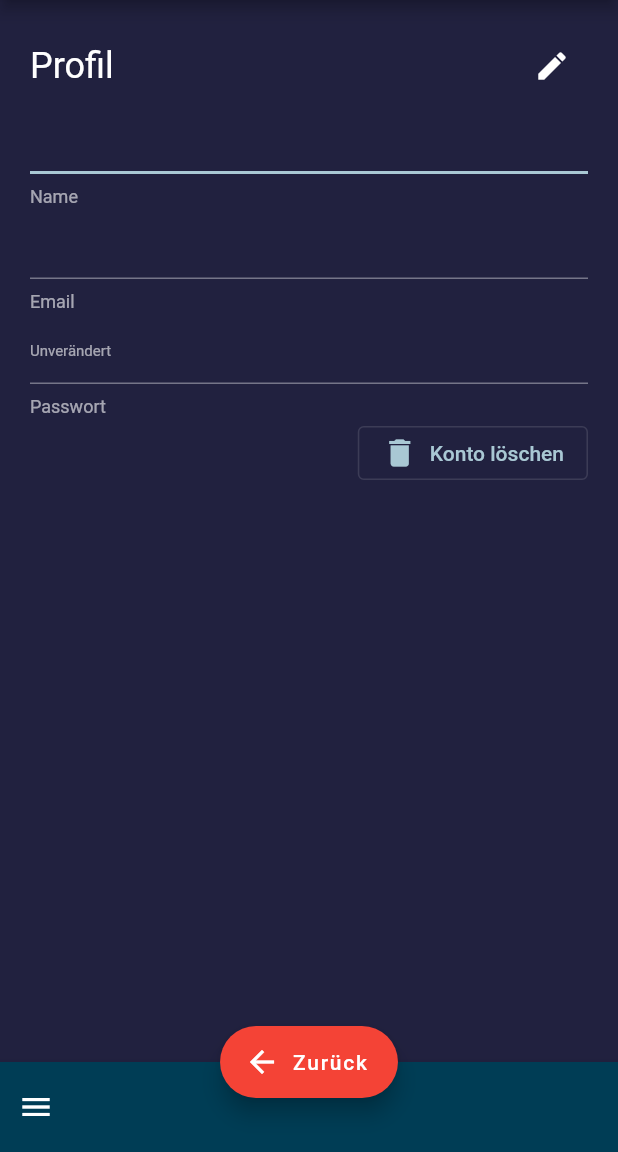
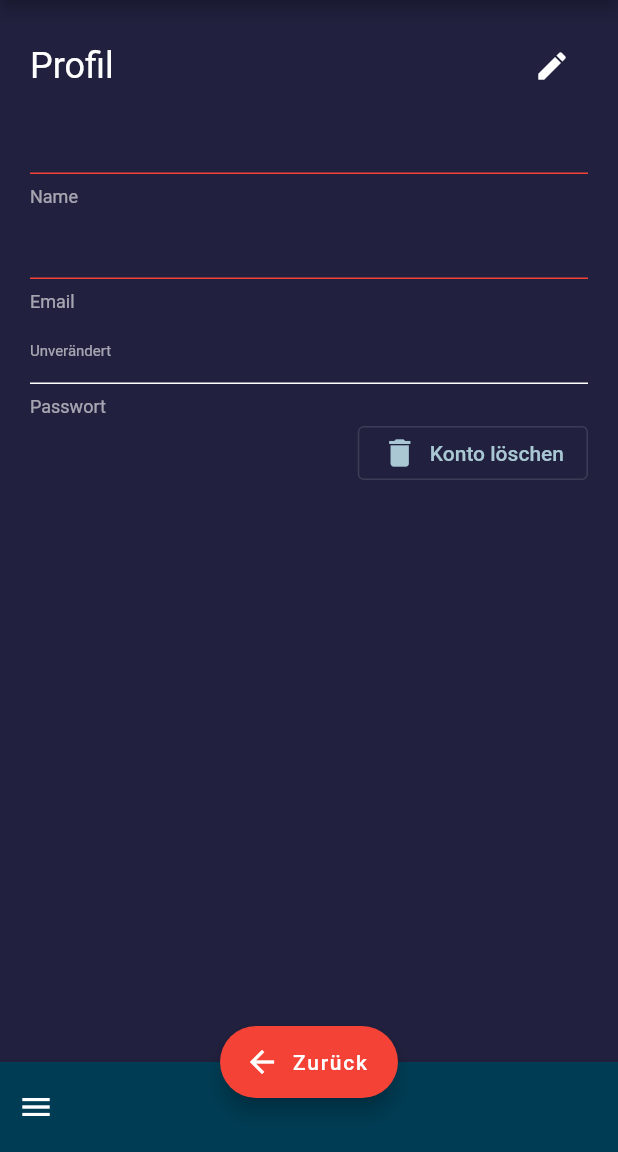
Before and after one commit to mafihw/dpsg_getraenke_app, a Flutter app: the UserProfileScreen screen opened directly with empty values, on a phone screen of 412 x 824 dp, the part 84-1236 px from its top. Run offline on Flutter 3.47's test engine with Material 2 defaults, Android fonts, the phone set to English and light mode, and no system bars; our stand-ins replace font_awesome_flutter, get_it; missing offline and left inert: jwt_decode; accounts and stored records are empty.

Commit message:
profile screen validation improvement

```diff
--- a/lib/screens/profile_screen.dart
+++ b/lib/screens/profile_screen.dart
@@ -58,6 +58,14 @@ class UserProfileScreenState extends State<UserProfileScreen> {
   final _passwordCheckController = TextEditingController();
   String oldPassword = '';
 
+  var validBorder = const UnderlineInputBorder(
+    borderSide: BorderSide(color: Colors.white, width: 1.0),
+  );
+
+  var invalidBorder = const UnderlineInputBorder(
+    borderSide: BorderSide(color: Colors.red, width: 1.0),
+  );
+
   bool _nameValid = true;
   bool _mailValid = true;
   bool _passwordValid = true;
@@ -93,10 +101,21 @@ class UserProfileScreenState extends State<UserProfileScreen> {
     _passwordCheckController.clear();
   }
 
+  bool validation() {
+    _nameValid = _nameController.text.isNotEmpty;
+    _mailValid = RegExp(
+            r"^[a-zA-Z0-9.a-zA-Z0-9.!#$%&'*+-/=?^_`{|}~]+@[a-zA-Z0-9]+\.[a-zA-Z]+")
+        .hasMatch(_mailController.text);
+    _passwordValid = _passwordController.text.length >= 8 ||
+        _passwordController.text.isEmpty;
+    _passwordCheckValid =
+        _passwordCheckController.text == _passwordController.text;
+    return _nameValid && _mailValid && _passwordValid && _passwordCheckValid;
+  }
+
   @override
   Widget build(BuildContext context) {
-    _allValid =
-        _nameValid && _mailValid && _passwordValid && _passwordCheckValid;
+    _allValid = validation();
     return Scaffold(
       appBar: CustomAppBar(appBarTitle: "Nutzerverwaltung"),
       drawer: const CustomDrawer(),
@@ -114,7 +133,7 @@ class UserProfileScreenState extends State<UserProfileScreen> {
                       }
                       try {
                         bool passwordCorrect = false;
-                        if (editsOwnAccount!) {
+                        if (editsOwnAccount! && oldPassword.isNotEmpty) {
                           passwordCorrect = await GetIt.I<Backend>()
                               .login(widget.currentUser.email, oldPassword);
                         }
@@ -168,59 +187,79 @@ class UserProfileScreenState extends State<UserProfileScreen> {
                   TextField(
                     autofocus: true,
                     controller: _nameController,
-                    decoration: const InputDecoration(helperText: 'Name'),
+                    decoration: InputDecoration(
+                      helperText: 'Name',
+                      focusedBorder: _nameValid ? validBorder : invalidBorder,
+                      enabledBorder: _nameValid ? validBorder : invalidBorder,
+                    ),
                     textInputAction: TextInputAction.next,
                     readOnly: !editMode,
                     onChanged: (value) {
-                      _nameValid = value.isNotEmpty;
+                      setState(() {
+                        validation();
+                      });
                     },
                   ),
                   TextField(
                     controller: _mailController,
                     keyboardType: TextInputType.emailAddress,
-                    decoration: const InputDecoration(helperText: 'Email'),
+                    decoration: InputDecoration(
+                      helperText: 'Email',
+                      focusedBorder: _mailValid ? validBorder : invalidBorder,
+                      enabledBorder: _mailValid ? validBorder : invalidBorder,
+                    ),
                     textInputAction: TextInputAction.next,
                     readOnly: !editMode,
                     onChanged: (value) {
-                      _mailValid = RegExp(
-                              r"^[a-zA-Z0-9.a-zA-Z0-9.!#$%&'*+-/=?^_`{|}~]+@[a-zA-Z0-9]+\.[a-zA-Z]+")
-                          .hasMatch(value);
+                      setState(() {
+                        validation();
+                      });
                     },
                   ),
                   TextField(
                     obscureText: true,
                     controller: _passwordController,
-                    decoration: const InputDecoration(
+                    decoration: InputDecoration(
                       helperText: 'Passwort',
                       hintText: 'Unverändert',
-                        hintStyle: TextStyle(fontSize: 10)),
+                      hintStyle: const TextStyle(fontSize: 10),
+                      focusedBorder:
+                          _passwordValid ? validBorder : invalidBorder,
+                      enabledBorder:
+                          _passwordValid ? validBorder : invalidBorder,
+                    ),
                     textInputAction: TextInputAction.next,
                     readOnly: !editMode,
                     onChanged: (value) {
                       setState(() {
-                        _passwordValid = value.length >= 8 || value.isEmpty;
-                        _passwordCheckValid = _passwordCheckController.text ==
-                            _passwordController.text;
+                        validation();
                       });
                     },
                     onSubmitted: (value) {
                       if (value.isNotEmpty) FocusScope.of(context).nextFocus();
                     },
                   ),
-                  Visibility(
+                  Focus(
+                    child: Visibility(
                       visible: _passwordController.text.isNotEmpty && editMode,
                       child: TextField(
                         obscureText: true,
                         controller: _passwordCheckController,
-                      decoration: const InputDecoration(
+                        decoration: InputDecoration(
                           helperText: 'Neues Passwort bestätigen',
+                          focusedBorder:
+                              _passwordCheckValid ? validBorder : invalidBorder,
+                          enabledBorder:
+                              _passwordCheckValid ? validBorder : invalidBorder,
                         ),
                         textInputAction: TextInputAction.done,
                         readOnly: !editMode,
                         onChanged: (value) {
-                        _passwordCheckValid = _passwordCheckController.value ==
-                            _passwordController.value;
+                          setState(() {
+                            validation();
+                          });
                         },
+                      ),
                     ),
                   ),
                 ],
@@ -387,7 +426,7 @@ class UserProfileScreenState extends State<UserProfileScreen> {
         context: context,
         builder: (context) {
           return AlertDialog(
-            title: const Text('Passwort ändern'),
+            title: const Text('Profil ändern'),
             content: Column(mainAxisSize: MainAxisSize.min, children: [
               const Text(
                   'Um die Aktion zu bestätigen, gib bitte dein aktuelles Passwort ein.'),
```
Lines whose indentation alone changed are shown as unchanged.
